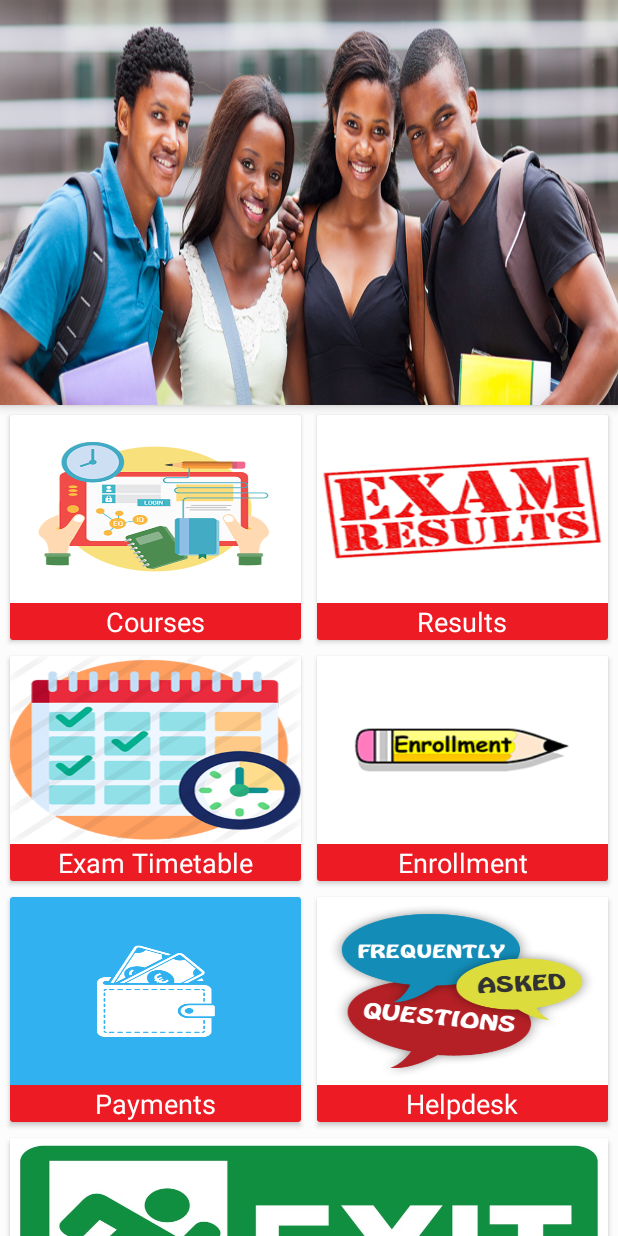
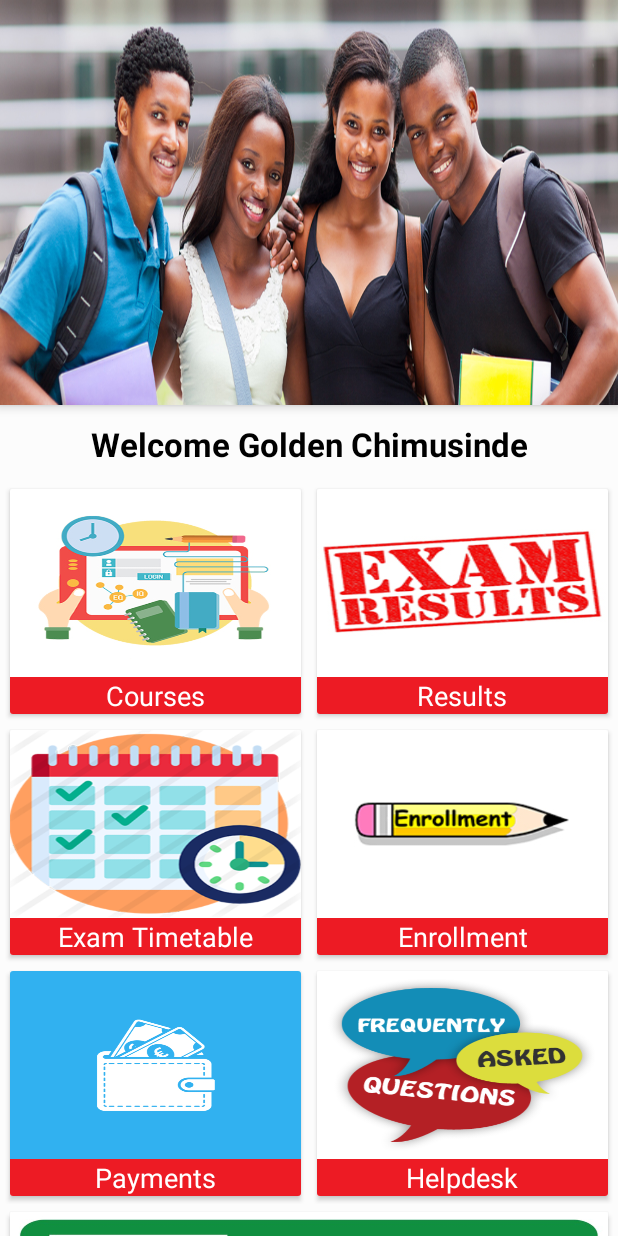
Before and after one commit to Chimsy/Xul_Kelvin_Android, an Android app: the HomeFragment screen opened directly, with no data from a screen before it, on a phone screen of 412 x 824 dp. Run offline under Robolectric (Android 15) with nearby library versions, the phone set to English and light mode, and no system bars; 1 statement that could not run was skipped.

Commit message:
Clean Slate

```diff
--- a/app/src/main/java/zw/co/chimsy/xulkelvin/ui/home/fragment/HomeFragment.java
+++ b/app/src/main/java/zw/co/chimsy/xulkelvin/ui/home/fragment/HomeFragment.java
@@ -7,6 +7,7 @@ import android.view.View;
 import android.view.ViewGroup;
 import android.widget.ImageView;
 import android.widget.TextView;
+import android.widget.Toast;
 import android.widget.ViewFlipper;
 
 import androidx.cardview.widget.CardView;
@@ -135,7 +136,8 @@ public class HomeFragment extends Fragment implements View.OnClickListener {
                 break;
 
             case R.id.cardV_Exit:
-                logoutUser();
+                Toast.makeText(getContext(), "Kelvin This is a TOAS", Toast.LENGTH_LONG).show();
+//                logoutUser();
                 break;
 
             default:
--- a/app/src/main/java/zw/co/chimsy/xulkelvin/ui/startup/RegisterActivity.java
+++ b/app/src/main/java/zw/co/chimsy/xulkelvin/ui/startup/RegisterActivity.java
@@ -54,6 +54,7 @@ import static zw.co.chimsy.xulkelvin.utils.AppConstants.KEY_USER_TOKEN;
 import static zw.co.chimsy.xulkelvin.utils.AppConstants.KEY_YEAR;
 import static zw.co.chimsy.xulkelvin.utils.AppUrls.API_LOGIN;
 import static zw.co.chimsy.xulkelvin.utils.AppUrls.API_PROGRAM_IDS;
+import static zw.co.chimsy.xulkelvin.utils.AppUrls.API_REGISTER;
 import static zw.co.chimsy.xulkelvin.utils.AppUrls.WEB_HOOK;
 
 public class RegisterActivity extends AppCompatActivity {
@@ -174,7 +175,7 @@ public class RegisterActivity extends AppCompatActivity {
         final MediaType JSON = MediaType.parse("application/json; charset=utf-8");
         RequestBody postBody = RequestBody.create(postData.toString(), JSON);
         Request post = new Request.Builder()
-                .url(WEB_HOOK)
+                .url(API_REGISTER)
                 .post(postBody)
                 .build();
 
--- a/app/src/main/res/layout/fragment_home.xml
+++ b/app/src/main/res/layout/fragment_home.xml
@@ -60,15 +60,15 @@
             android:padding="1dp"
             tools:context="org.youthadvocateszim.colaspingtollbar.MainActivity">
 
-            <!--<TextView
+            <TextView
                 android:layout_width="match_parent"
                 android:layout_height="match_parent"
                 android:padding="10dp"
-                android:text=""
+                android:text="Welcome Golden Chimusinde"
                 android:textAlignment="center"
                 android:textAppearance="@style/Base.TextAppearance.AppCompat.Large"
                 android:textColor="@android:color/black"
-                android:textStyle="bold" />-->
+                android:textStyle="bold" />
 
             <!--This is The First Layer Of The Grid-->
             <LinearLayout
--- a/app/src/main/res/values/strings.xml
+++ b/app/src/main/res/values/strings.xml
@@ -1,5 +1,5 @@
 <resources>
-    <string name="app_name">Xul Kelvin</string>
+    <string name="app_name">OCSS</string>
 
     <!-- On-boarding  -->
     <string name="title_activity_welcome">Home Screen</string>
```
Also changed, not shown: app/src/main/res/drawable/image_splash_screen.png.
